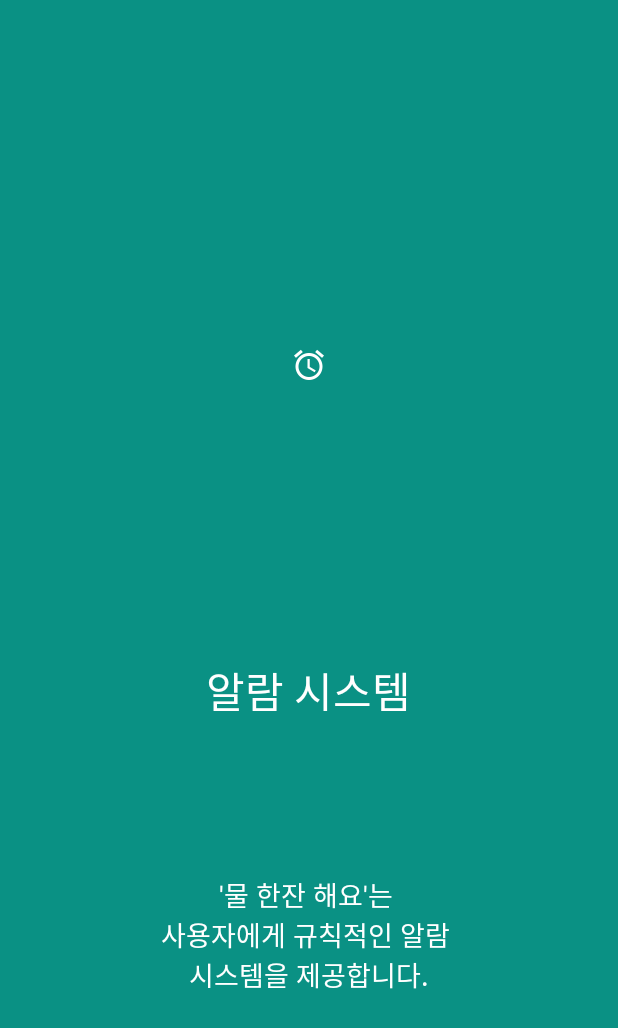
After one commit to skydoves/All-In-One, an Android app: the layout layout_intro02.xml on its own in the app's theme, with its tools: preview values and no code run, on a phone screen of 412 x 824 dp. The commit adds this screen. Shown: the top 1028 px of the screen. Run offline under Robolectric (Android 15) with nearby library versions, the phone set to English and light mode, and no system bars.

Commit message:
implements intro screen basics

```diff
--- a/app/src/main/java/com/skydoves/allinone/view/ui/main/MainActivity.kt
+++ b/app/src/main/java/com/skydoves/allinone/view/ui/main/MainActivity.kt
@@ -16,11 +16,13 @@
 
 package com.skydoves.allinone.view.ui.main
 
+import android.content.Intent
 import android.os.Bundle
 import androidx.appcompat.app.AppCompatActivity
 import androidx.lifecycle.ViewModelProvider
 import androidx.lifecycle.ViewModelProviders
 import com.skydoves.allinone.R
+import com.skydoves.allinone.view.ui.intro.AppIntroActivity
 import dagger.android.AndroidInjection
 import javax.inject.Inject
 
@@ -28,11 +30,13 @@ class MainActivity : AppCompatActivity() {
 
   @Inject
   lateinit var viewModelFactory: ViewModelProvider.Factory
-  private val viewModel = ViewModelProviders.of(this, viewModelFactory).get(MainActivityViewModel::class.java)
+  private val viewModel by lazy { ViewModelProviders.of(this, viewModelFactory).get(MainActivityViewModel::class.java) }
 
   override fun onCreate(savedInstanceState: Bundle?) {
     AndroidInjection.inject(this)
     super.onCreate(savedInstanceState)
     setContentView(R.layout.activity_main)
+
+    startActivity(Intent(this, AppIntroActivity::class.java))
   }
 }
--- /dev/null
+++ b/app/src/main/res/layout/layout_intro02.xml
@@ -0,0 +1,68 @@
+<?xml version="1.0" encoding="utf-8"?>
+<LinearLayout
+    xmlns:android="http://schemas.android.com/apk/res/android"
+    android:id="@+id/layout_intro2"
+    android:layout_width="match_parent"
+    android:layout_height="match_parent"
+    android:layout_weight="10"
+    android:background="#0a9184"
+    android:orientation="vertical">
+
+    <Space
+        android:layout_width="match_parent"
+        android:layout_height="0dp"
+        android:layout_weight="2"/>
+
+    <LinearLayout
+        android:layout_width="fill_parent"
+        android:layout_height="0dp"
+        android:layout_weight="5"
+        android:gravity="center"
+        android:orientation="vertical">
+
+        <ImageView
+            android:layout_width="wrap_content"
+            android:layout_height="wrap_content"
+            android:scaleType="fitXY"
+            android:layout_gravity="center"
+            android:paddingLeft="16dp"
+            android:paddingRight="16dp"
+            android:src="@drawable/ic_alarm"
+            android:id="@+id/imageView2" />
+    </LinearLayout>
+
+    <TextView
+        android:layout_width="wrap_content"
+        android:layout_height="0dp"
+        android:layout_gravity="center"
+        android:layout_weight="3"
+        android:fontFamily="sans-serif-thin"
+        android:gravity="center"
+        android:paddingLeft="32dp"
+        android:paddingRight="32dp"
+        android:text="알람 시스템"
+        android:textColor="#ffffff"
+        android:textSize="28sp"
+        android:id="@+id/textView" />
+
+    <TextView
+        android:layout_width="wrap_content"
+        android:layout_height="0dp"
+        android:layout_gravity="center"
+        android:layout_weight="3"
+        android:gravity="center"
+        android:paddingLeft="64dp"
+        android:paddingRight="64dp"
+        android:text="'물 한잔 해요'는 \n사용자에게 규칙적인 알람 \n시스템을 제공합니다."
+        android:textColor="#ffffff"
+        android:textSize="18sp" />
+
+    <Space
+        android:layout_width="match_parent"
+        android:layout_height="0dp"
+        android:layout_weight="1"/>
+
+    <TextView
+        android:layout_width="fill_parent"
+        android:layout_height="64dp" />
+</LinearLayout>
--- a/app/src/main/res/values/strings.xml
+++ b/app/src/main/res/values/strings.xml
@@ -1,3 +1,4 @@
 <resources>
-    <string name="app_name">AllInOne</string>
+    <string name="app_name">헬스케어 올인원</string>
+    <string name="label_start">시작하기</string>
 </resources>
```
Also changed, not shown: app/src/main/java/com/skydoves/allinone/view/ui/intro/AppIntroActivity.kt (+9 -0 lines), app/src/main/java/com/skydoves/allinone/view/ui/intro/IntroFragment.kt (added, +35 -0 lines), app/src/main/res/layout/layout_intro01.xml (added, +62 -0 lines), app/src/main/res/drawable-hdpi/ic_alarm.png (added), app/src/main/res/drawable-mdpi/ic_alarm.png (added), app/src/main/res/drawable-xhdpi/ic_alarm.png (added), app/src/main/res/drawable-xxhdpi/ic_alarm.png (added), app/src/main/res/drawable-xxxhdpi/ic_alarm.png (added).
